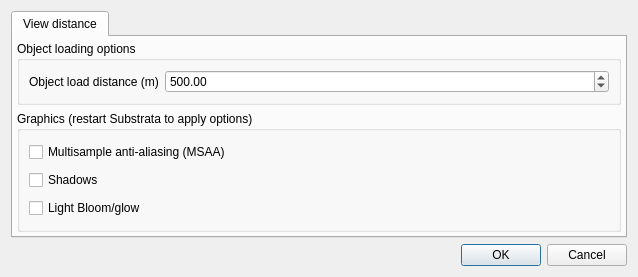
First picture: the form in gui_client/MainOptionsDialog.ui, repository shipilovden/substrata-metasiberia, before the edit.
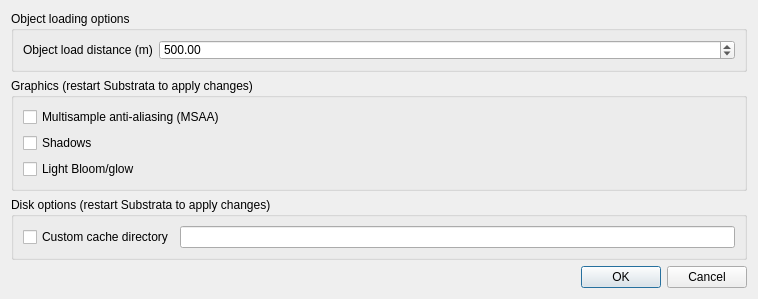
Second picture: the form after the edit. Custom widgets are drawn as their Qt base class.

Commit message: Added option to change cache directory (for downloaded resources). Setting changed flag when loading resource info in ResourceManager.

Diff of the .ui file:
```diff
--- a/gui_client/MainOptionsDialog.ui
+++ b/gui_client/MainOptionsDialog.ui
@@ -6,8 +6,8 @@
    <rect>
     <x>0</x>
     <y>0</y>
-    <width>638</width>
-    <height>277</height>
+    <width>758</width>
+    <height>261</height>
    </rect>
   </property>
   <property name="windowTitle">
@@ -15,31 +15,6 @@
   </property>
   <layout class="QVBoxLayout" name="verticalLayout">
    <item>
-    <widget class="QTabWidget" name="OpenCLTabWidget">
-     <property name="currentIndex">
-      <number>0</number>
-     </property>
-     <widget class="QWidget" name="tab_3">
-      <attribute name="title">
-       <string>View distance</string>
-      </attribute>
-      <layout class="QVBoxLayout" name="verticalLayout_3">
-       <property name="spacing">
-        <number>6</number>
-       </property>
-       <property name="leftMargin">
-        <number>4</number>
-       </property>
-       <property name="topMargin">
-        <number>4</number>
-       </property>
-       <property name="rightMargin">
-        <number>4</number>
-       </property>
-       <property name="bottomMargin">
-        <number>4</number>
-       </property>
-       <item>
         <widget class="QGroupBox" name="groupBox_2">
          <property name="sizePolicy">
           <sizepolicy hsizetype="Preferred" vsizetype="Maximum">
@@ -89,7 +64,7 @@
        <item>
         <widget class="QGroupBox" name="groupBox">
          <property name="title">
-          <string>Graphics (restart Substrata to apply options)</string>
+      <string>Graphics (restart Substrata to apply changes)</string>
          </property>
          <layout class="QVBoxLayout" name="verticalLayout_2">
           <item>
@@ -116,8 +91,23 @@
          </layout>
         </widget>
        </item>
-      </layout>
-     </widget>
+   <item>
+    <widget class="QGroupBox" name="groupBox_3">
+     <property name="title">
+      <string>Disk options (restart Substrata to apply changes)</string>
+     </property>
+     <layout class="QGridLayout" name="gridLayout">
+      <item row="0" column="0">
+       <widget class="QCheckBox" name="useCustomCacheDirCheckBox">
+        <property name="text">
+         <string>Custom cache directory</string>
+        </property>
+       </widget>
+      </item>
+      <item row="0" column="1">
+       <widget class="FileSelectWidget" name="customCacheDirFileSelectWidget"/>
+      </item>
+     </layout>
     </widget>
    </item>
    <item>
@@ -132,6 +122,13 @@
    </item>
   </layout>
  </widget>
+ <customwidgets>
+  <customwidget>
+   <class>FileSelectWidget</class>
+   <extends>QLineEdit</extends>
+   <header>../qt/FileSelectWidget.h</header>
+  </customwidget>
+ </customwidgets>
  <resources/>
  <connections>
   <connection>
```
Lines whose indentation alone changed are shown as unchanged. The commit also changes 5 other files.
